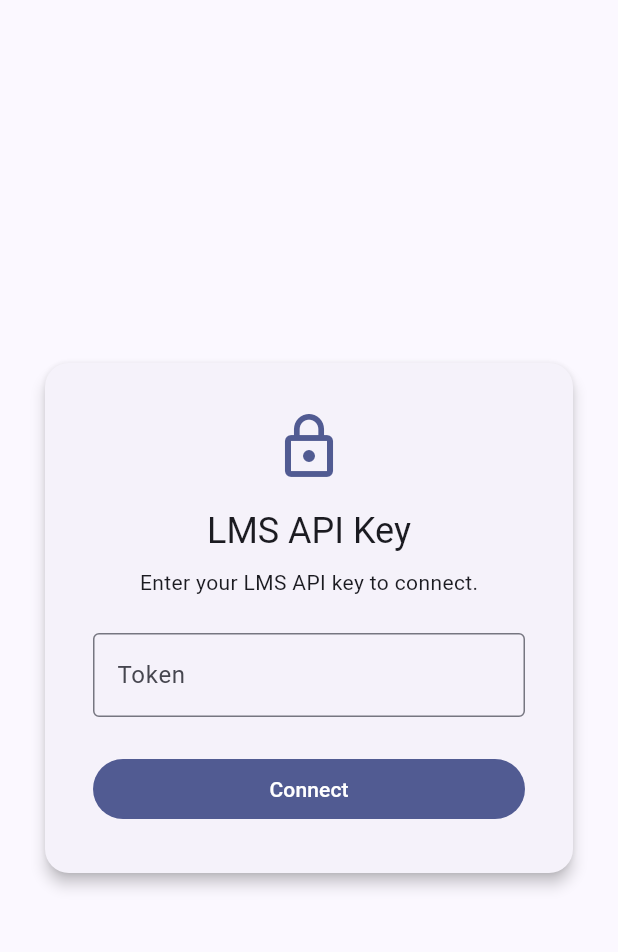
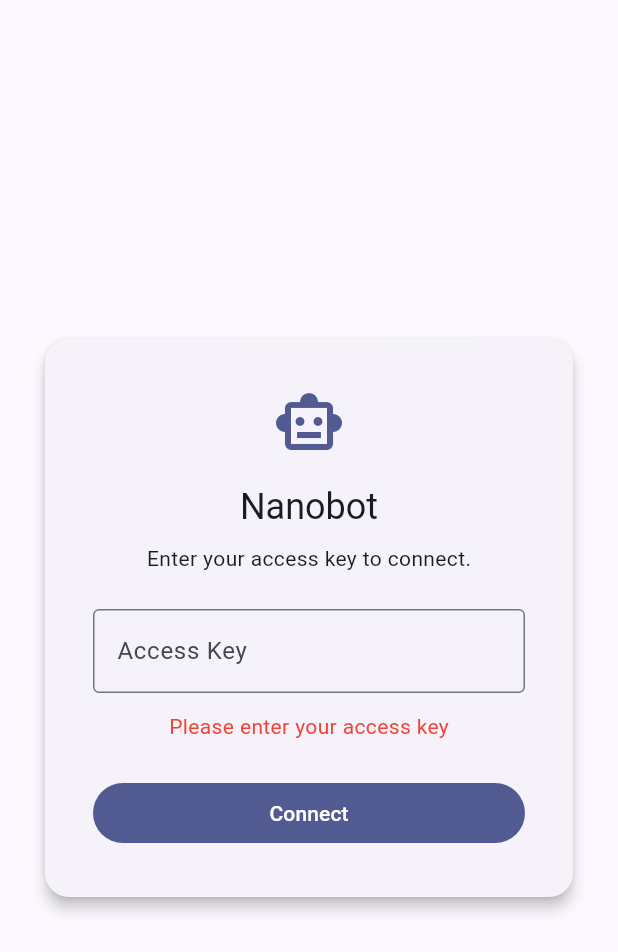
Before and after one commit to inno-se-toolkit/nanobot-websocket-channel, a Flutter app: the screen it shows after launch, after a tap on "Connect", on a phone screen of 412 x 824 dp. Shown: the top 952 px of the screen. Run offline on Flutter 3.47's test engine with Material 3 defaults, Android fonts, the phone set to English and light mode, and no system bars; our stand-ins replace web; network calls fail; statements that could not run were skipped.

Commit message:
refactor: separate deployment access key from LMS auth

```diff
--- a/client-web-flutter/lib/llm_service.dart
+++ b/client-web-flutter/lib/llm_service.dart
@@ -19,12 +19,14 @@ class LlmService {
 
   /// Connect to the nanobot webchat WebSocket.
   /// Derives the WS URL from the page origin (works when served by Caddy).
-  /// When [apiKey] is provided it is sent as a query parameter so the
-  /// nanobot can authenticate backend requests on behalf of the user.
-  void connect({String? apiKey}) {
+  /// When [accessKey] is provided it is sent as a query parameter so the
+  /// channel can validate access to the deployment.
+  void connect({String? accessKey}) {
     final origin = Uri.base;
     final scheme = origin.scheme == 'https' ? 'wss' : 'ws';
-    final query = apiKey != null ? '?api_key=${Uri.encodeComponent(apiKey)}' : '';
+    final query = accessKey != null
+        ? '?access_key=${Uri.encodeComponent(accessKey)}'
+        : '';
     final uri = Uri.parse('$scheme://${origin.host}:${origin.port}$wsUrl$query');
     _channel = WebSocketChannel.connect(uri);
     _channel!.stream.listen(
--- a/client-web-flutter/lib/login_screen.dart
+++ b/client-web-flutter/lib/login_screen.dart
@@ -1,4 +1,3 @@
-import 'dart:js_interop';
 import 'package:flutter/material.dart';
 import 'package:web/web.dart' as web;
 
@@ -14,42 +13,16 @@ class LoginScreen extends StatefulWidget {
 class _LoginScreenState extends State<LoginScreen> {
   final _controller = TextEditingController();
   String? _error;
-  bool _loading = false;
 
-  Future<void> _handleConnect() async {
+  void _handleConnect() {
     final key = _controller.text.trim();
-    if (key.isEmpty) return;
+    if (key.isEmpty) {
+      setState(() => _error = 'Please enter your access key');
+      return;
+    }
 
-    setState(() {
-      _loading = true;
-      _error = null;
-    });
-
-    try {
-      final response = await web.window.fetch(
-        '/items/'.toJS,
-        web.RequestInit(
-          method: 'GET',
-          headers: {'Authorization': 'Bearer $key'}.jsify() as JSObject,
-        ),
-      ).toDart;
-
-      if (!response.ok) {
-        setState(() {
-          _error = 'Invalid API key';
-          _loading = false;
-        });
-        return;
-      }
-
-      web.window.localStorage.setItem('api_key', key);
-      widget.onLogin(key);
-    } catch (_) {
-      setState(() {
-        _error = 'Could not reach the server';
-        _loading = false;
-      });
-    }
+    web.window.localStorage.setItem('access_key', key);
+    widget.onLogin(key);
   }
 
   @override
@@ -73,24 +46,23 @@ class _LoginScreenState extends State<LoginScreen> {
               child: Column(
                 mainAxisSize: MainAxisSize.min,
                 children: [
-                  Icon(Icons.lock_outline,
+                  Icon(Icons.smart_toy_outlined,
                       size: 48,
                       color: Theme.of(context).colorScheme.primary),
                   const SizedBox(height: 16),
-                  Text('LMS API Key',
+                  Text('Nanobot',
                       style: Theme.of(context).textTheme.headlineSmall),
                   const SizedBox(height: 8),
-                  const Text('Enter your LMS API key to connect.'),
+                  const Text('Enter your access key to connect.'),
                   const SizedBox(height: 24),
                   TextField(
                     controller: _controller,
                     obscureText: true,
                     decoration: const InputDecoration(
-                      labelText: 'Token',
+                      labelText: 'Access Key',
                       border: OutlineInputBorder(),
                     ),
                     onSubmitted: (_) => _handleConnect(),
-                    enabled: !_loading,
                   ),
                   if (_error != null) ...[
                     const SizedBox(height: 12),
@@ -100,15 +72,8 @@ class _LoginScreenState extends State<LoginScreen> {
                   SizedBox(
                     width: double.infinity,
                     child: FilledButton(
-                      onPressed: _loading ? null : _handleConnect,
-                      child: _loading
-                          ? const SizedBox(
-                              width: 20,
-                              height: 20,
-                              child:
-                                  CircularProgressIndicator(strokeWidth: 2),
-                            )
-                          : const Text('Connect'),
+                      onPressed: _handleConnect,
+                      child: const Text('Connect'),
                     ),
                   ),
                 ],
--- a/client-web-flutter/lib/main.dart
+++ b/client-web-flutter/lib/main.dart
@@ -20,7 +20,7 @@ class _ChatbotAppState extends State<ChatbotApp> {
   @override
   void initState() {
     super.initState();
-    _token = web.window.localStorage.getItem('api_key') ?? '';
+    _token = web.window.localStorage.getItem('access_key') ?? '';
   }
 
   void _handleLogin(String token) {
@@ -28,14 +28,14 @@ class _ChatbotAppState extends State<ChatbotApp> {
   }
 
   void _handleDisconnect() {
-    web.window.localStorage.removeItem('api_key');
+    web.window.localStorage.removeItem('access_key');
     setState(() => _token = '');
   }
 
   @override
   Widget build(BuildContext context) {
     return MaterialApp(
-      title: 'LMS Chatbot',
+      title: 'Nanobot',
       debugShowCheckedModeBanner: false,
       theme: ThemeData(
         colorScheme: ColorScheme.fromSeed(seedColor: Colors.indigo),
@@ -44,7 +44,7 @@ class _ChatbotAppState extends State<ChatbotApp> {
       home: _token.isEmpty
           ? LoginScreen(onLogin: _handleLogin)
           : ChatScreen(
-              apiKey: _token,
+              accessKey: _token,
               onDisconnect: _handleDisconnect,
             ),
     );
--- a/client-web-flutter/pubspec.yaml
+++ b/client-web-flutter/pubspec.yaml
@@ -1,5 +1,5 @@
 name: flutter_chatbot
-description: LMS Chatbot - Flutter Web App
+description: Nanobot Flutter Web App
 publish_to: 'none'
 version: 1.0.0
 
```
Also changed, not shown: client-web-flutter/lib/chat_screen.dart (+11 -45 lines), client-web-flutter/pubspec.lock, 10 other files.
